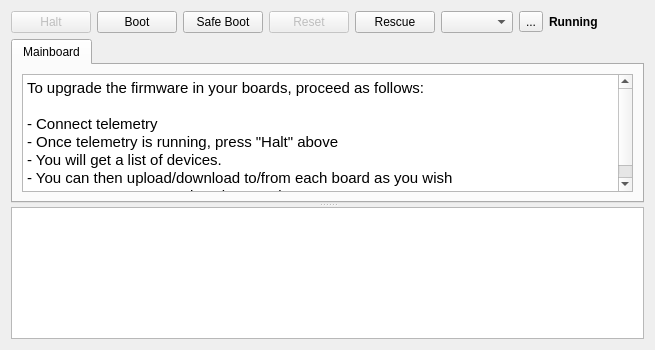
Old version of the form ground/openpilotgcs/src/plugins/uploader/uploader.ui in the repository openpilot/OpenPilot.
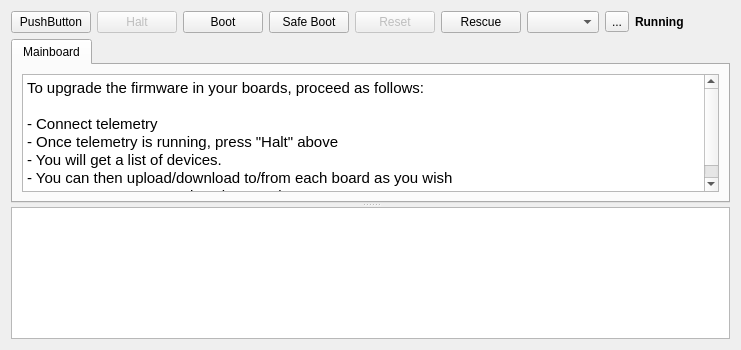
New version of the form. Icons and pictures are not drawn.

Commit message: GCS-Added temp resource file containing fw

```diff
--- a/ground/openpilotgcs/src/plugins/uploader/uploader.ui
+++ b/ground/openpilotgcs/src/plugins/uploader/uploader.ui
@@ -6,7 +6,7 @@
    <rect>
     <x>0</x>
     <y>0</y>
-    <width>583</width>
+    <width>719</width>
     <height>350</height>
    </rect>
   </property>
@@ -16,6 +16,13 @@
   <layout class="QVBoxLayout" name="verticalLayout">
    <item>
     <layout class="QHBoxLayout" name="horizontalLayout">
+     <item>
+      <widget class="QPushButton" name="pushButton">
+       <property name="text">
+        <string>PushButton</string>
+       </property>
+      </widget>
+     </item>
      <item>
       <widget class="QPushButton" name="haltButton">
        <property name="enabled">
@@ -186,14 +193,14 @@
            <string>&lt;!DOCTYPE HTML PUBLIC &quot;-//W3C//DTD HTML 4.0//EN&quot; &quot;http://www.w3.org/TR/REC-html40/strict.dtd&quot;&gt;
 &lt;html&gt;&lt;head&gt;&lt;meta name=&quot;qrichtext&quot; content=&quot;1&quot; /&gt;&lt;style type=&quot;text/css&quot;&gt;
 p, li { white-space: pre-wrap; }
-&lt;/style&gt;&lt;/head&gt;&lt;body style=&quot; font-family:'MS Shell Dlg 2'; font-size:8.25pt; font-weight:400; font-style:normal;&quot;&gt;
-&lt;p style=&quot; margin-top:0px; margin-bottom:0px; margin-left:0px; margin-right:0px; -qt-block-indent:0; text-indent:0px;&quot;&gt;&lt;span style=&quot; font-family:'Ubuntu'; font-size:11pt;&quot;&gt;To upgrade the firmware in your boards, proceed as follows:&lt;/span&gt;&lt;/p&gt;
-&lt;p style=&quot;-qt-paragraph-type:empty; margin-top:0px; margin-bottom:0px; margin-left:0px; margin-right:0px; -qt-block-indent:0; text-indent:0px; font-family:'Ubuntu'; font-size:11pt;&quot;&gt;&lt;/p&gt;
-&lt;p style=&quot; margin-top:0px; margin-bottom:0px; margin-left:0px; margin-right:0px; -qt-block-indent:0; text-indent:0px;&quot;&gt;&lt;span style=&quot; font-family:'Ubuntu'; font-size:11pt;&quot;&gt;- Connect telemetry&lt;/span&gt;&lt;/p&gt;
-&lt;p style=&quot; margin-top:0px; margin-bottom:0px; margin-left:0px; margin-right:0px; -qt-block-indent:0; text-indent:0px;&quot;&gt;&lt;span style=&quot; font-family:'Ubuntu'; font-size:11pt;&quot;&gt;- Once telemetry is running, press &amp;quot;Halt&amp;quot; above&lt;/span&gt;&lt;/p&gt;
-&lt;p style=&quot; margin-top:0px; margin-bottom:0px; margin-left:0px; margin-right:0px; -qt-block-indent:0; text-indent:0px;&quot;&gt;&lt;span style=&quot; font-family:'Ubuntu'; font-size:11pt;&quot;&gt;- You will get a list of devices.&lt;/span&gt;&lt;/p&gt;
-&lt;p style=&quot; margin-top:0px; margin-bottom:0px; margin-left:0px; margin-right:0px; -qt-block-indent:0; text-indent:0px;&quot;&gt;&lt;span style=&quot; font-family:'Ubuntu'; font-size:11pt;&quot;&gt;- You can then upload/download to/from each board as you wish&lt;/span&gt;&lt;/p&gt;
-&lt;p style=&quot; margin-top:0px; margin-bottom:0px; margin-left:0px; margin-right:0px; -qt-block-indent:0; text-indent:0px;&quot;&gt;&lt;span style=&quot; font-family:'Ubuntu'; font-size:11pt;&quot;&gt;- You can resume operations by pressing &amp;quot;Boot&amp;quot;&lt;/span&gt;&lt;/p&gt;&lt;/body&gt;&lt;/html&gt;</string>
+&lt;/style&gt;&lt;/head&gt;&lt;body style=&quot; font-family:'Ubuntu'; font-size:11pt; font-weight:400; font-style:normal;&quot;&gt;
+&lt;p style=&quot; margin-top:0px; margin-bottom:0px; margin-left:0px; margin-right:0px; -qt-block-indent:0; text-indent:0px;&quot;&gt;To upgrade the firmware in your boards, proceed as follows:&lt;/p&gt;
+&lt;p style=&quot;-qt-paragraph-type:empty; margin-top:0px; margin-bottom:0px; margin-left:0px; margin-right:0px; -qt-block-indent:0; text-indent:0px;&quot;&gt;&lt;/p&gt;
+&lt;p style=&quot; margin-top:0px; margin-bottom:0px; margin-left:0px; margin-right:0px; -qt-block-indent:0; text-indent:0px;&quot;&gt;- Connect telemetry&lt;/p&gt;
+&lt;p style=&quot; margin-top:0px; margin-bottom:0px; margin-left:0px; margin-right:0px; -qt-block-indent:0; text-indent:0px;&quot;&gt;- Once telemetry is running, press &amp;quot;Halt&amp;quot; above&lt;/p&gt;
+&lt;p style=&quot; margin-top:0px; margin-bottom:0px; margin-left:0px; margin-right:0px; -qt-block-indent:0; text-indent:0px;&quot;&gt;- You will get a list of devices.&lt;/p&gt;
+&lt;p style=&quot; margin-top:0px; margin-bottom:0px; margin-left:0px; margin-right:0px; -qt-block-indent:0; text-indent:0px;&quot;&gt;- You can then upload/download to/from each board as you wish&lt;/p&gt;
+&lt;p style=&quot; margin-top:0px; margin-bottom:0px; margin-left:0px; margin-right:0px; -qt-block-indent:0; text-indent:0px;&quot;&gt;- You can resume operations by pressing &amp;quot;Boot&amp;quot;&lt;/p&gt;&lt;/body&gt;&lt;/html&gt;</string>
           </property>
          </widget>
         </item>
@@ -208,8 +215,8 @@
        <string>&lt;!DOCTYPE HTML PUBLIC &quot;-//W3C//DTD HTML 4.0//EN&quot; &quot;http://www.w3.org/TR/REC-html40/strict.dtd&quot;&gt;
 &lt;html&gt;&lt;head&gt;&lt;meta name=&quot;qrichtext&quot; content=&quot;1&quot; /&gt;&lt;style type=&quot;text/css&quot;&gt;
 p, li { white-space: pre-wrap; }
-&lt;/style&gt;&lt;/head&gt;&lt;body style=&quot; font-family:'MS Shell Dlg 2'; font-size:8.25pt; font-weight:400; font-style:normal;&quot;&gt;
-&lt;p style=&quot;-qt-paragraph-type:empty; margin-top:0px; margin-bottom:0px; margin-left:0px; margin-right:0px; -qt-block-indent:0; text-indent:0px; font-family:'Ubuntu'; font-size:11pt;&quot;&gt;&lt;/p&gt;&lt;/body&gt;&lt;/html&gt;</string>
+&lt;/style&gt;&lt;/head&gt;&lt;body style=&quot; font-family:'Ubuntu'; font-size:11pt; font-weight:400; font-style:normal;&quot;&gt;
+&lt;p style=&quot;-qt-paragraph-type:empty; margin-top:0px; margin-bottom:0px; margin-left:0px; margin-right:0px; -qt-block-indent:0; text-indent:0px;&quot;&gt;&lt;/p&gt;&lt;/body&gt;&lt;/html&gt;</string>
       </property>
      </widget>
     </widget>
```
Left out of the diff: 2 changed lines with no effect on the pictures. The commit also changes 2 other files.
